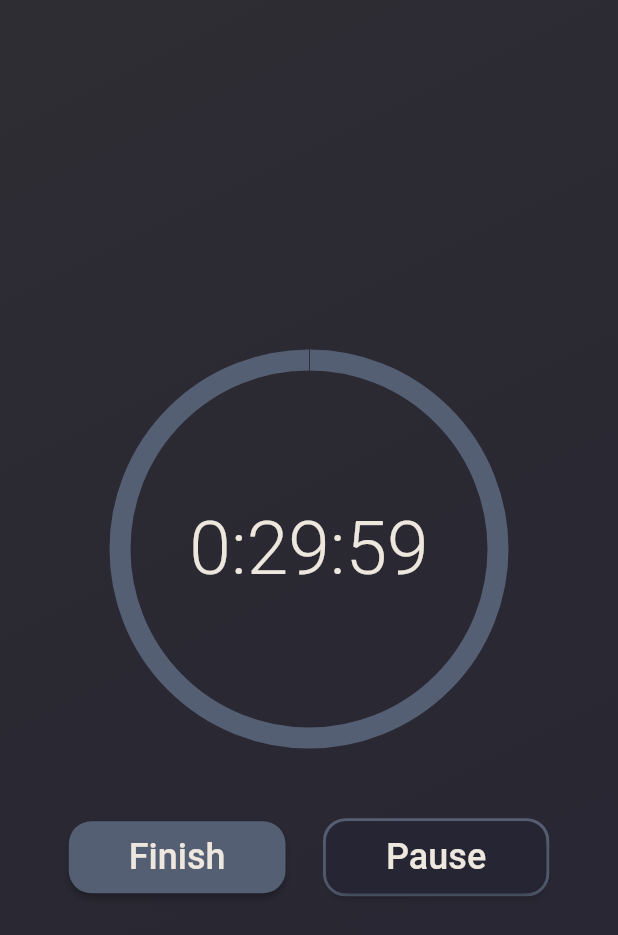
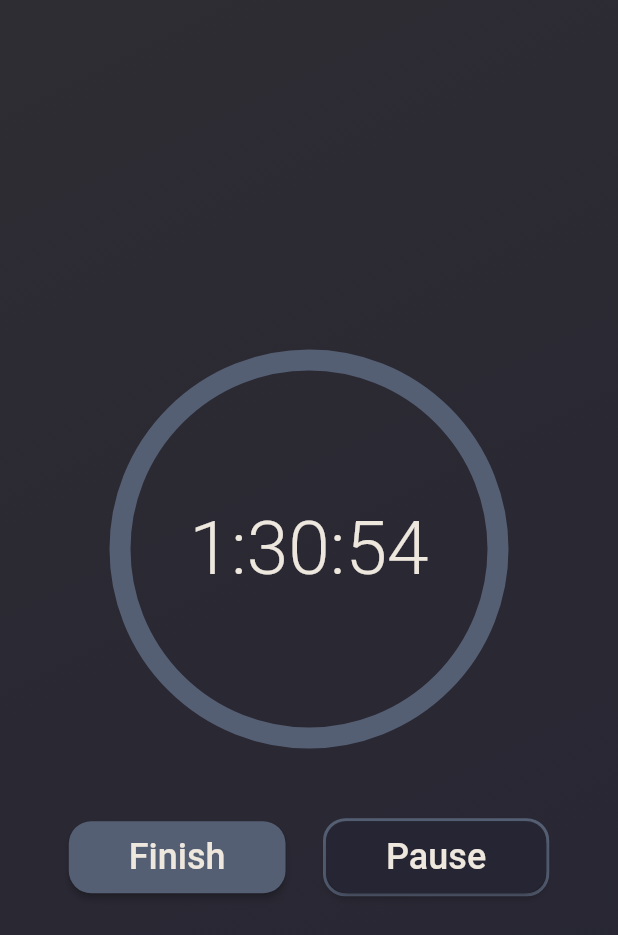
Before and after one commit to jacob-macleod/Progresso-Timer-App, a Flutter app: the screen it shows after launch, after a tap on "Start Timer", on a phone screen of 412 x 824 dp. Shown: the top 935 px of the screen. Run offline on Flutter 3.47's test engine with Material 2 defaults, Android fonts, the phone set to English and light mode, and no system bars; our stand-ins replace audioplayers, numberpicker; statements that could not run were skipped.

Commit message:
Solved some issues with timer and added finished timer class

```diff
--- a/lib/componments/number_picker.dart
+++ b/lib/componments/number_picker.dart
@@ -22,7 +22,7 @@ class _NumberPickerWidgetState extends State<NumberPickerWidget> {
   void initState() {
     super.initState();
     hour = 0;
-    minute = 30;
+    minute = 0;
     second = 00;
   }
 
--- a/lib/screen_manager.dart
+++ b/lib/screen_manager.dart
@@ -1,6 +1,7 @@
 import 'package:flutter/material.dart';
 import 'package:progresso/screens/time_selector.dart';
 import 'package:progresso/screens/timer.dart';
+import 'package:progresso/screens/timer_finished.dart';
 
 class ScreenManager extends StatefulWidget {
   const ScreenManager({super.key});
@@ -23,6 +24,9 @@ class _ScreenManagerState extends State<ScreenManager> {
       } else if (screen == "timer") {
         currentScreen = "timer";
         currentScreenWidget = Timer(switchScreen, time);
+      } else if (screen == "timerFinished") {
+        currentScreen = "timerFinished";
+        currentScreenWidget = TimerFinished(switchScreen);
       }
     });
   }
--- a/lib/screens/time_selector.dart
+++ b/lib/screens/time_selector.dart
@@ -1,7 +1,6 @@
 import 'package:flutter/material.dart';
 import 'package:progresso/componments/background.dart';
 import 'package:progresso/componments/number_picker.dart';
-import 'package:audioplayers/audioplayers.dart';
 
 class TimeSelector extends StatelessWidget {
   const TimeSelector(this.switchScreen, {super.key});
--- a/lib/screens/timer.dart
+++ b/lib/screens/timer.dart
@@ -38,14 +38,6 @@ class _TimerState extends State<Timer> with TickerProviderStateMixin {
     });
   }
 
-  final player = AudioPlayer();
-
-  void playSound() async {
-    if (player.state != "playing") {
-      player.play(AssetSource("timeFinishedShort.wav"));
-    }
-  }
-
   @override
   void initState() {
     // Conver the time to seconds
@@ -76,10 +68,9 @@ class _TimerState extends State<Timer> with TickerProviderStateMixin {
                   .toString();
         });
 
-        if (controller.value > 0.99) {
-          //soundPlaying = false;
-          playSound();
-          print("playing");
+        // If the timer is pretty much finished
+        if (controller.value > (timeInSeconds - 1) / timeInSeconds) {
+          widget.switchScreen("timerFinished", null);
         }
       });
 
```
Also changed, not shown: lib/screens/timer_finished.dart (added, +90 -0 lines).
